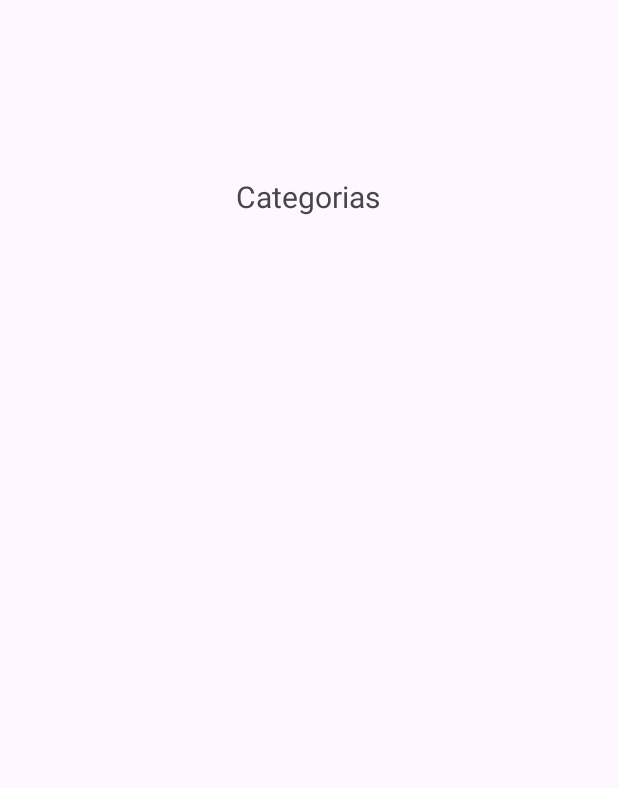
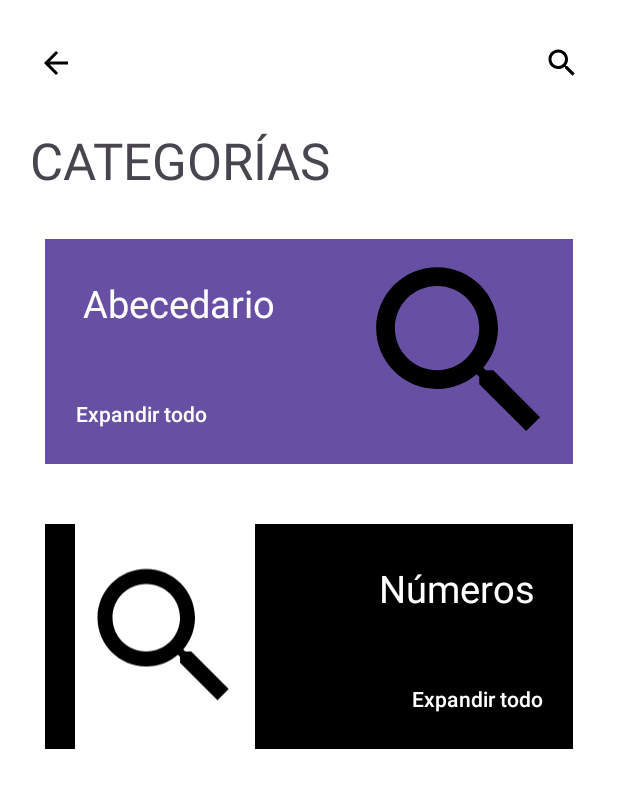
Before and after one commit to Arnoldo1305/LSM, an Android app: the ListaCategorias screen opened directly, with no data from a screen before it, on a phone screen of 412 x 824 dp. Before the commit the part shown is almost empty. Shown: the top 788 px of the screen. Run offline under Robolectric (Android 15) with nearby library versions, the phone set to English and light mode, and no system bars.

Commit message:
Ultimos avances Paola

```diff
--- /dev/null
+++ b/app/src/main/res/drawable/baseline_arrow_back_24.xml
@@ -0,0 +1,5 @@
+<vector android:autoMirrored="true" android:height="24dp"
+    android:tint="#000000" android:viewportHeight="24"
+    android:viewportWidth="24" android:width="24dp" xmlns:android="http://schemas.android.com/apk/res/android">
+    <path android:fillColor="@android:color/white" android:pathData="M20,11H7.83l5.59,-5.59L12,4l-8,8 8,8 1.41,-1.41L7.83,13H20v-2z"/>
+</vector>
--- /dev/null
+++ b/app/src/main/res/drawable/baseline_search_24.xml
@@ -0,0 +1,5 @@
+<vector android:height="24dp" android:tint="#000000"
+    android:viewportHeight="24" android:viewportWidth="24"
+    android:width="24dp" xmlns:android="http://schemas.android.com/apk/res/android">
+    <path android:fillColor="@android:color/white" android:pathData="M15.5,14h-0.79l-0.28,-0.27C15.41,12.59 16,11.11 16,9.5 16,5.91 13.09,3 9.5,3S3,5.91 3,9.5 5.91,16 9.5,16c1.61,0 3.09,-0.59 4.23,-1.57l0.27,0.28v0.79l5,4.99L20.49,19l-4.99,-5zM9.5,14C7.01,14 5,11.99 5,9.5S7.01,5 9.5,5 14,7.01 14,9.5 11.99,14 9.5,14z"/>
+</vector>
--- a/app/src/main/res/layout/activity_lista_categorias.xml
+++ b/app/src/main/res/layout/activity_lista_categorias.xml
@@ -1,21 +1,118 @@
 <?xml version="1.0" encoding="utf-8"?>
-<androidx.constraintlayout.widget.ConstraintLayout xmlns:android="http://schemas.android.com/apk/res/android"
+<ScrollView xmlns:android="http://schemas.android.com/apk/res/android"
     xmlns:app="http://schemas.android.com/apk/res-auto"
     xmlns:tools="http://schemas.android.com/tools"
     android:layout_width="match_parent"
     android:layout_height="match_parent"
-    tools:context=".ListaCategorias">
+    tools:context=".ListaCategorias"
+    android:background="@color/white">
 
-    <TextView
-        android:id="@+id/textView"
-        android:layout_width="wrap_content"
+    <LinearLayout
+        android:layout_width="match_parent"
         android:layout_height="wrap_content"
-        android:text="Categorias"
-        android:textSize="20sp"
-        app:layout_constraintBottom_toBottomOf="parent"
-        app:layout_constraintEnd_toEndOf="parent"
-        app:layout_constraintHorizontal_bias="0.498"
-        app:layout_constraintStart_toStartOf="parent"
-        app:layout_constraintTop_toTopOf="parent"
-        app:layout_constraintVertical_bias="0.147" />
-</androidx.constraintlayout.widget.ConstraintLayout>
+        android:layout_margin="10dp"
+        android:orientation="vertical">
+
+        <RelativeLayout
+            android:layout_width="match_parent"
+            android:layout_height="?actionBarSize">
+
+            <ImageView
+                android:layout_width="wrap_content"
+                android:layout_height="wrap_content"
+                android:src="@drawable/baseline_arrow_back_24"
+                android:padding="15dp"
+                android:layout_centerVertical="true">
+            </ImageView>
+
+            <ImageView
+                android:layout_width="wrap_content"
+                android:layout_height="wrap_content"
+                android:src="@drawable/baseline_search_24"
+                android:padding="15dp"
+                android:layout_centerVertical="true"
+                android:layout_alignParentRight="true">
+            </ImageView>
+
+        </RelativeLayout>
+
+        <TextView
+            android:layout_width="wrap_content"
+            android:layout_height="wrap_content"
+            android:text="Categorías"
+            android:textSize="34sp"
+            android:textAllCaps="true"
+            android:padding="10dp">
+        </TextView>
+
+        <RelativeLayout
+            android:layout_width="match_parent"
+            android:layout_height="150dp"
+            android:background="#6750A4"
+            android:layout_margin="20dp">
+
+            <ImageView
+                android:layout_width="150dp"
+                android:layout_height="150dp"
+                android:src="@drawable/baseline_search_24"
+                android:layout_alignParentRight="true">
+            </ImageView>
+
+            <TextView
+                android:layout_width="wrap_content"
+                android:layout_height="wrap_content"
+                android:text="@string/titulo_abecedario"
+                android:textSize="25sp"
+                android:padding="25dp"
+                android:textColor="@color/white">
+            </TextView>
+
+            <Button
+                android:layout_width="wrap_content"
+                android:layout_height="wrap_content"
+                android:text="@string/expandir_todo"
+                android:background="#00000000"
+                android:textColor="#fff"
+                android:padding="20dp"
+                android:layout_alignParentBottom="true">
+            </Button>
+        </RelativeLayout>
+
+        <RelativeLayout
+            android:layout_width="match_parent"
+            android:layout_height="150dp"
+            android:layout_margin="20dp"
+            android:background="@color/black">
+
+            <ImageView
+                android:layout_width="120dp"
+                android:layout_height="match_parent"
+                android:src="@drawable/baseline_search_24"
+                android:background="#fff"
+                android:layout_marginLeft="20dp">
+            </ImageView>
+
+            <TextView
+                android:layout_width="wrap_content"
+                android:layout_height="wrap_content"
+                android:text="@string/titulo_numeros"
+                android:textSize="25sp"
+                android:padding="25dp"
+                android:textColor="@color/white"
+                android:layout_alignParentRight="true">
+            </TextView>
+
+            <Button
+                android:layout_width="wrap_content"
+                android:layout_height="wrap_content"
+                android:text="@string/expandir_todo"
+                android:layout_alignParentRight="true"
+                android:background="#00000000"
+                android:padding="20dp"
+                android:layout_alignParentBottom="true">
+            </Button>
+        </RelativeLayout>
+
+    </LinearLayout>
+
+</ScrollView>
--- a/app/src/main/res/values/strings.xml
+++ b/app/src/main/res/values/strings.xml
@@ -1,4 +1,7 @@
 <resources>
     <string name="app_name">LSM</string>
     <string name="title_activity_lista_categorias">ListaCategorias</string>
+    <string name="titulo_abecedario">Abecedario</string>
+    <string name="titulo_numeros">Números</string>
+    <string name="expandir_todo">Expandir todo</string>
 </resources>
```
